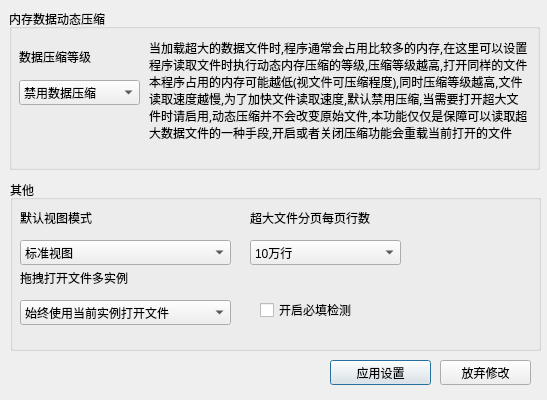
Old version of the form src/dialogpreference.ui in the repository cnldw/FinanceFileReader.
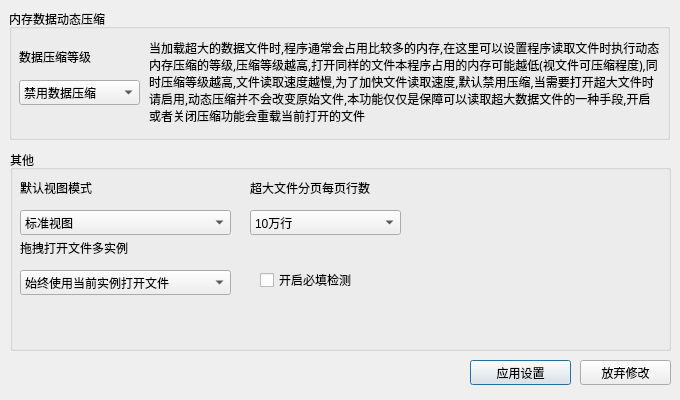
New version of the form.

Diff of the .ui file:
```diff
--- a/src/dialogpreference.ui
+++ b/src/dialogpreference.ui
@@ -6,19 +6,19 @@
    <rect>
     <x>0</x>
     <y>0</y>
-    <width>547</width>
+    <width>680</width>
     <height>400</height>
    </rect>
   </property>
   <property name="minimumSize">
    <size>
-    <width>547</width>
+    <width>680</width>
     <height>400</height>
    </size>
   </property>
   <property name="maximumSize">
    <size>
-    <width>547</width>
+    <width>680</width>
     <height>400</height>
    </size>
   </property>
@@ -30,8 +30,8 @@
     <rect>
      <x>9</x>
      <y>9</y>
-     <width>531</width>
-     <height>161</height>
+     <width>661</width>
+     <height>131</height>
     </rect>
    </property>
    <property name="title">
@@ -93,8 +93,8 @@
      <rect>
       <x>140</x>
       <y>30</y>
-      <width>381</width>
-      <height>111</height>
+      <width>511</width>
+      <height>91</height>
      </rect>
     </property>
     <property name="font">
@@ -118,9 +118,9 @@
    <property name="geometry">
     <rect>
      <x>10</x>
-     <y>180</y>
-     <width>531</width>
-     <height>171</height>
+     <y>150</y>
+     <width>661</width>
+     <height>201</height>
     </rect>
    </property>
    <property name="title">
@@ -280,7 +280,7 @@
   <widget class="QPushButton" name="pushButton">
    <property name="geometry">
     <rect>
-     <x>330</x>
+     <x>470</x>
      <y>360</y>
      <width>101</width>
      <height>25</height>
@@ -293,7 +293,7 @@
   <widget class="QPushButton" name="pushButton_2">
    <property name="geometry">
     <rect>
-     <x>440</x>
+     <x>580</x>
      <y>360</y>
      <width>91</width>
      <height>25</height>
```
